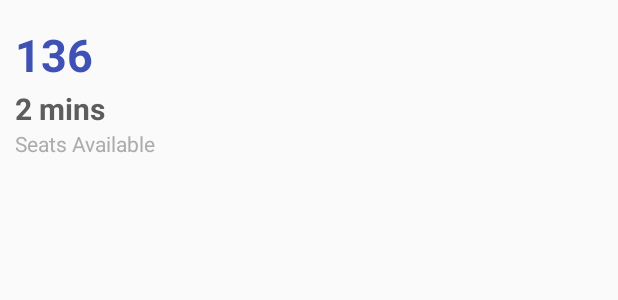
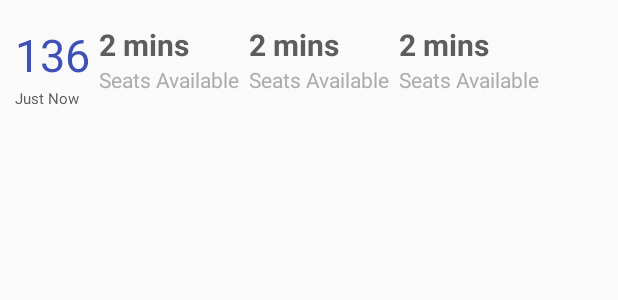
Before and after one commit to mdh3rman/bus-alarm-app, an Android app: the layout list_item.xml on its own in the app's theme, with its tools: preview values and no code run, on a phone screen of 412 x 824 dp. Shown: the top 300 px of the screen. Run offline under Robolectric (Android 15) with nearby library versions, the phone set to English and light mode, and no system bars.

Commit message:
Added sub and sub3 items.

```diff
--- a/app/src/main/res/layout/list_item.xml
+++ b/app/src/main/res/layout/list_item.xml
@@ -18,12 +18,24 @@
         android:text="136"
         android:textColor="@color/colorPrimary"
         android:textSize="30sp"
-        android:textStyle="bold" />
-<LinearLayout
-    android:layout_width="match_parent"
+         />
+
+    <TextView
+        android:id="@+id/refresh_time"
+        android:layout_width="wrap_content"
         android:layout_height="wrap_content"
+        android:text="Just Now"
         android:layout_below="@id/serviceno"
-    android:orientation="vertical">
+        android:textColor="#5d5d5d"
+        android:textSize="10sp"
+        />
+    <RelativeLayout xmlns:android="http://schemas.android.com/apk/res/android"
+        android:id="@+id/next_bus_layout"
+        android:layout_width="wrap_content"
+        android:layout_height="wrap_content"
+        android:layout_toRightOf="@id/serviceno"
+        android:paddingTop="6dip"
+        android:paddingLeft="6dip">
         <TextView
             android:id="@+id/next_eta"
             android:layout_width="wrap_content"
@@ -35,12 +47,61 @@
 
         <TextView
             android:id="@+id/next_load"
-        android:layout_width="fill_parent"
+            android:layout_width="wrap_content"
             android:layout_height="wrap_content"
+            android:layout_below="@id/next_eta"
+            android:layout_gravity="bottom"
+            android:text="Seats Available"
+            android:textColor="#acacac" />
+    </RelativeLayout>
+    <RelativeLayout xmlns:android="http://schemas.android.com/apk/res/android"
+        android:id="@+id/sub_bus_layout"
+        android:layout_width="wrap_content"
+        android:layout_height="wrap_content"
+        android:layout_toRightOf="@id/next_bus_layout"
+        android:paddingTop="6dip"
+        android:paddingLeft="6dip">
+        <TextView
+            android:id="@+id/sub_eta"
+            android:layout_width="wrap_content"
+            android:layout_height="wrap_content"
+            android:text="2 mins"
+            android:textSize="20sp"
+            android:textColor="#5d5d5d"
+            android:textStyle="bold" />
+
+        <TextView
+            android:id="@+id/sub_load"
+            android:layout_width="wrap_content"
+            android:layout_height="wrap_content"
+            android:layout_below="@id/sub_eta"
             android:paddingBottom="2dip"
             android:text="Seats Available"
             android:textColor="#acacac" />
-</LinearLayout>
+    </RelativeLayout>
+    <RelativeLayout xmlns:android="http://schemas.android.com/apk/res/android"
+        android:id="@+id/sub3_bus_layout"
+        android:layout_width="wrap_content"
+        android:layout_height="wrap_content"
+        android:layout_toRightOf="@id/sub_bus_layout"
+        android:paddingTop="6dip"
+        android:paddingLeft="6dip">
+        <TextView
+            android:id="@+id/sub3_eta"
+            android:layout_width="wrap_content"
+            android:layout_height="wrap_content"
+            android:text="2 mins"
+            android:textSize="20sp"
+            android:textColor="#5d5d5d"
+            android:textStyle="bold" />
 
-
+        <TextView
+            android:id="@+id/sub3_load"
+            android:layout_width="wrap_content"
+            android:layout_height="wrap_content"
+            android:layout_below="@id/sub3_eta"
+            android:paddingBottom="2dip"
+            android:text="Seats Available"
+            android:textColor="#acacac" />
     </RelativeLayout>
+</RelativeLayout>
```
Lines whose indentation alone changed are shown as unchanged.
